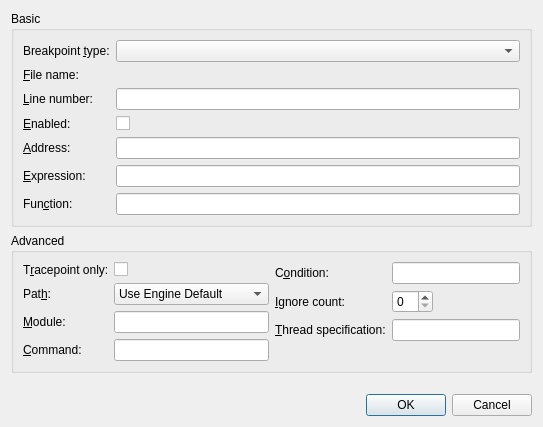
qt-creator/qt-creator, file src/plugins/debugger/breakpoint.ui: the form before one commit.
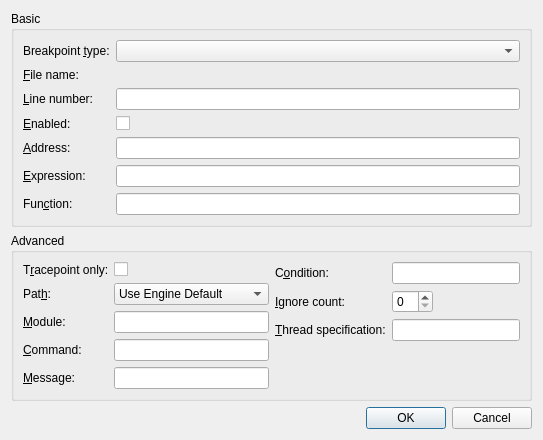
The form after the commit. Custom widgets are drawn as their Qt base class.

Commit message:
Debugger: Add infrastructure for message tracepoints.
Add context menu to add a 'message tracepoint', that is,
a trace point that outputs a user message and continues.
Intended to be a replacement for manually inserting
a qDebug() into the code to understand the call sequence.
Yet to be implemented for gdb.

Diff of the .ui file:
```diff
--- a/src/plugins/debugger/breakpoint.ui
+++ b/src/plugins/debugger/breakpoint.ui
@@ -7,7 +7,7 @@
     <x>0</x>
     <y>0</y>
     <width>543</width>
-    <height>427</height>
+    <height>440</height>
    </rect>
   </property>
   <property name="windowTitle">
@@ -201,6 +201,19 @@
           </item>
          </widget>
         </item>
+        <item row="4" column="0">
+         <widget class="QLabel" name="labelMessage">
+          <property name="text">
+           <string>&amp;Message:</string>
+          </property>
+          <property name="buddy">
+           <cstring>lineEditMessage</cstring>
+          </property>
+         </widget>
+        </item>
+        <item row="4" column="1">
+         <widget class="QLineEdit" name="lineEditMessage"/>
+        </item>
        </layout>
       </item>
       <item>
```
The commit also changes 10 other files.
